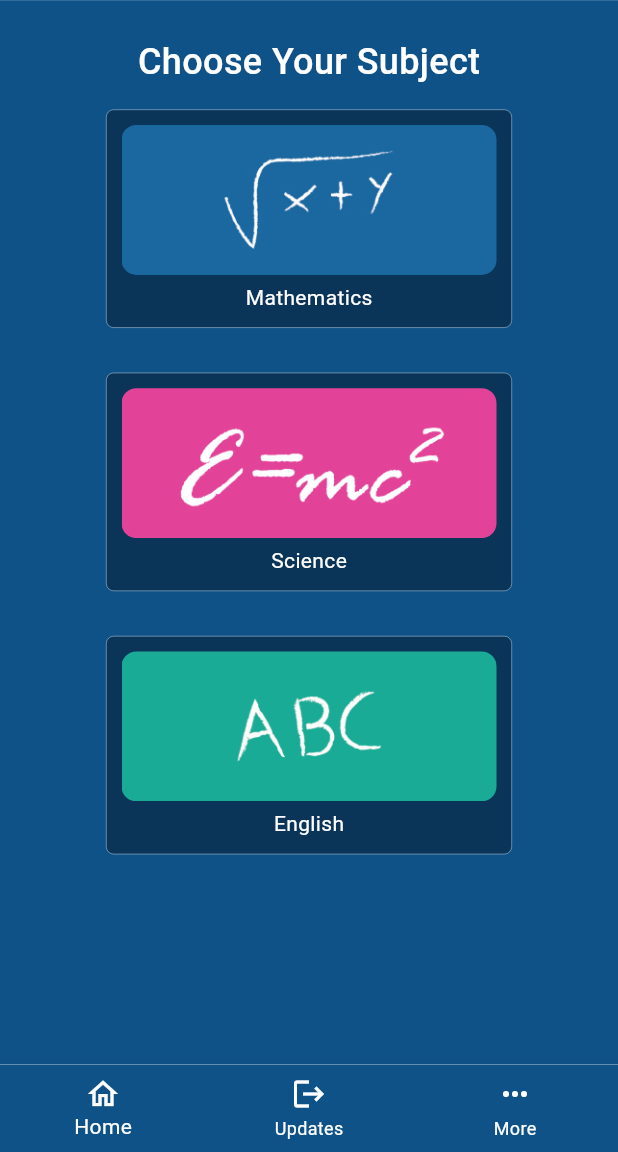
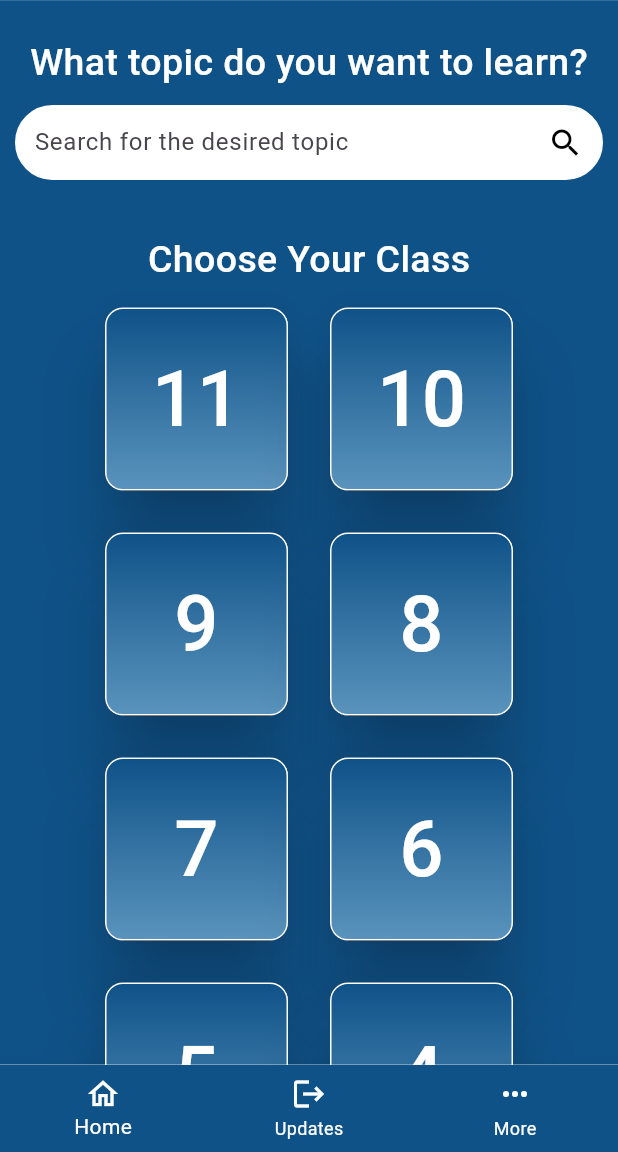
Before and after one commit to deerwalkrnd/dlc_mobile_app, a Flutter app: the screen it shows after launch, on a phone screen of 412 x 824 dp, the part 84-1236 px from its top. Run offline on Flutter 3.47's test engine with Material 3 defaults, Android fonts, the phone set to English and light mode, and no system bars.

Commit message:
merge(subject)

```diff
--- a/lib/main.dart
+++ b/lib/main.dart
@@ -1,5 +1,7 @@
+import 'package:dlc/pages/subject/subject.dart';
 import 'package:flutter/material.dart';
 import 'package:dlc/pages/layout.dart';
+import 'package:dlc/pages/unit.dart';
 
 void main() {
   runApp(const MyApp());
@@ -13,6 +15,10 @@ class MyApp extends StatelessWidget {
   Widget build(BuildContext context) {
     const String appTitle = 'Deerwalk Learning Center';
     return MaterialApp(
+      routes: {
+
+        '/subject':(context) => SubjectPage(),
+      },
       theme: ThemeData(
         scaffoldBackgroundColor: customColor,
       ),
--- a/lib/pages/home.dart
+++ b/lib/pages/home.dart
@@ -32,36 +32,63 @@ class _HomePageState extends State<HomePage> {
 
   @override
   Widget build(BuildContext context) {
+    List<int> grades = [11, 10, 9, 8, 7, 6, 5, 4];
+
     return Scaffold(
       appBar: TopNavBar(selectedIndex: _selectedIndex, onItemTapped: _onItemTapped),
       body: SingleChildScrollView(
-        child:Column(
+        child: Column(
           children: [
-          Padding(padding: EdgeInsets.all(12)),
-          Center(
+            const Padding(padding: EdgeInsets.all(12.0)),
+            const Center(
               child: Text(
-              'Choose Your Subject',
+                'What topic do you want to learn?',
                 style: TextStyle(
-                fontSize: 24,
+                  fontSize: 25,
                   fontWeight: FontWeight.w500,
                   color: Colors.white,
                   decoration: TextDecoration.none,
                 ),
               ),
             ),
-          subjectContainer(
-            imagePath: "assets/images/subjects/maths.jpg",
-            subjectName: 'Mathematics',
+            Padding(
+              padding: const EdgeInsets.all(10.0),
+              child: Container(
+                decoration: BoxDecoration(
+                  color: Colors.white,
+                  border: Border.all(color: Colors.white),
+                  borderRadius: BorderRadius.circular(32),
                 ),
-          subjectContainer(
-            imagePath: "assets/images/subjects/phy.jpg",
-            subjectName: 'Science',
+                padding: const EdgeInsets.symmetric(horizontal: 12),
+                child: const Row(
+                  children: [
+                    Expanded(
+                      child: TextField(
+                        decoration: InputDecoration(
+                          hintText: 'Search for the desired topic',
+                          border: InputBorder.none,
                         ),
-          subjectContainer(
-            imagePath: "assets/images/subjects/eng.jpg",
-            subjectName: 'English',
                       ),
-
+                    ),
+                    Icon(Icons.search, color: Colors.black),
+                  ],
+                ),
+              ),
+            ),
+            Container(
+              margin: const EdgeInsets.only(top: 25),
+              child: const Text(
+                "Choose Your Class",
+                style: TextStyle(
+                    fontWeight: FontWeight.w500,
+                    fontSize: 25,
+                    color: Colors.white),
+              ),
+            ),
+            Wrap(
+              alignment: WrapAlignment.center,
+              children: grades.map((grade) => GradeCard(grade: grade)).toList(),
+            ),
           ],
         ),
       ),
@@ -71,43 +98,61 @@ class _HomePageState extends State<HomePage> {
       ),
     );
   }
+}
 
-  Widget subjectContainer({required String imagePath, required String subjectName}) {
-    return Center(
-      child: Padding(
-        padding: EdgeInsets.symmetric(vertical: 15),
+class GradeCard extends StatelessWidget {
+  final int grade;
+
+  const GradeCard({super.key, required this.grade});
+
+  @override
+  Widget build(BuildContext context) {
+    return Padding(
+      padding: const EdgeInsets.all(10),
+      child: Card(
+        elevation: 20,
+        clipBehavior: Clip.hardEdge,
         child: Container(
           decoration: BoxDecoration(
-            borderRadius: BorderRadius.circular(5),
-            color: Colors.black.withOpacity(0.35),
-            border: Border.all(color: Colors.white, width: 0.25),
+            boxShadow: [
+              BoxShadow(
+                spreadRadius: 5,
+                blurRadius: 6,
+                offset: const Offset(-6.0, 6.00),
               ),
-          padding: EdgeInsets.fromLTRB(10,10,10,5),
-          child: Column(
-            mainAxisAlignment: MainAxisAlignment.center,
-            children: [
-              ClipRRect(
-                borderRadius: BorderRadius.circular(10),
-                child: Image.asset(
-                  imagePath,
-                  width: 250,
-                  height: 100,
-                  fit: BoxFit.cover,
+            ],
+            border: Border.all(color: Colors.white, width: 1),
+            borderRadius: BorderRadius.circular(12),
+            gradient: const LinearGradient(
+              begin: Alignment.topCenter,
+              end: Alignment.bottomCenter,
+              colors: [
+                Color(0xFF0f5288),
+                Color(0xFF5A94BD),
+              ],
             ),
           ),
-              SizedBox(height: 5),
-              Text(
-                subjectName,
+          child: InkWell(
+            onTap: () {
+              Navigator.pushNamed(context, '/subject');
+            },
+            child: SizedBox(
+              width: 120,
+              height: 120,
+              child: Center(
+                child: Text(
+                  "$grade",
                   style: TextStyle(
-                  color: Colors.white,
+                      fontSize: 52,
+                      fontWeight: FontWeight.w500,
+                      color: Colors.white),
                 ),
               ),
-              Padding(padding: EdgeInsets.only(bottom: 5))
-            ],
+            ),
+            splashColor: Colors.blue.withAlpha(40),
           ),
         ),
       ),
     );
-
   }
 }
--- a/lib/pages/more/instructors_page.dart
+++ b/lib/pages/more/instructors_page.dart
@@ -160,7 +160,7 @@ class IconRow extends StatelessWidget {
   @override
   Widget build(BuildContext context) {
     return Row(
-      mainAxisAlignment: MainAxisAlignment.center,
+
       children: [
         Image.asset("assets/images/instructors/icons/1.png"),
         SizedBox(width: 10),
```
Also changed, not shown: lib/pages/more/flipped_class_page.dart (+29 -28 lines), lib/pages/subject/subject.dart (+15 -1 lines), lib/pages/unit.dart (added, +12 -0 lines). Lines whose indentation alone changed are shown as unchanged.
